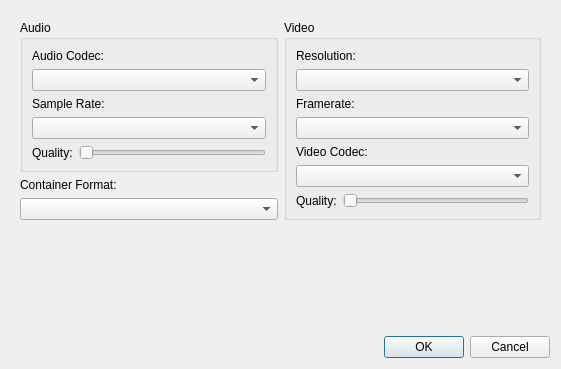
First picture: the form in qtmultimedia/examples/multimediawidgets/camera/videosettings.ui, repository plexinc/qt-fork, before the edit.
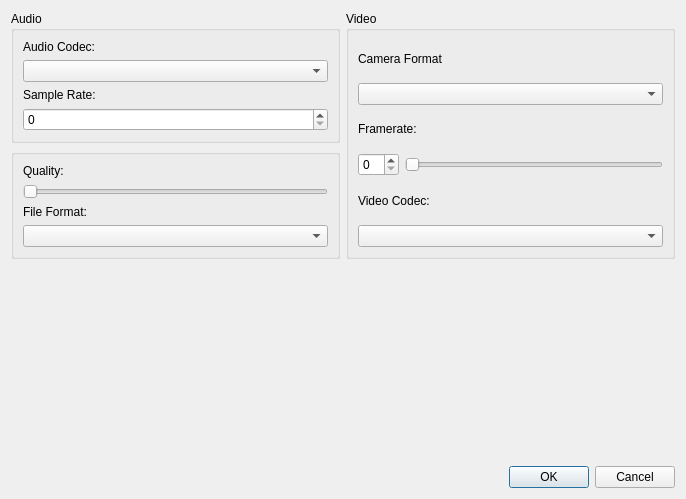
Second picture: the form after the edit.

Patch:
```diff
--- a/qtmultimedia/examples/multimediawidgets/camera/videosettings.ui
+++ b/qtmultimedia/examples/multimediawidgets/camera/videosettings.ui
@@ -6,79 +6,25 @@
    <rect>
     <x>0</x>
     <y>0</y>
-    <width>561</width>
-    <height>369</height>
+    <width>686</width>
+    <height>499</height>
    </rect>
   </property>
   <property name="windowTitle">
    <string>Video Settings</string>
   </property>
-  <layout class="QGridLayout" name="gridLayout_4">
-   <item row="0" column="0">
-    <widget class="QScrollArea" name="scrollArea">
-     <property name="frameShape">
-      <enum>QFrame::NoFrame</enum>
-     </property>
-     <property name="widgetResizable">
-      <bool>true</bool>
-     </property>
-     <widget class="QWidget" name="scrollAreaWidgetContents">
-      <property name="geometry">
-       <rect>
-        <x>0</x>
-        <y>0</y>
-        <width>543</width>
-        <height>250</height>
-       </rect>
-      </property>
       <layout class="QGridLayout" name="gridLayout_3">
-       <item row="0" column="0">
-        <widget class="QGroupBox" name="groupBox">
-         <property name="title">
-          <string>Audio</string>
-         </property>
-         <layout class="QGridLayout" name="gridLayout">
-          <item row="0" column="0" colspan="2">
-           <widget class="QLabel" name="label_2">
-            <property name="text">
-             <string>Audio Codec:</string>
-            </property>
-           </widget>
-          </item>
-          <item row="1" column="0" colspan="2">
-           <widget class="QComboBox" name="audioCodecBox"/>
-          </item>
-          <item row="2" column="0" colspan="2">
-           <widget class="QLabel" name="label_5">
-            <property name="text">
-             <string>Sample Rate:</string>
-            </property>
-           </widget>
-          </item>
-          <item row="3" column="0" colspan="2">
-           <widget class="QComboBox" name="audioSampleRateBox"/>
-          </item>
-          <item row="4" column="0">
-           <widget class="QLabel" name="label_3">
-            <property name="text">
-             <string>Quality:</string>
-            </property>
-           </widget>
-          </item>
           <item row="4" column="1">
-           <widget class="QSlider" name="audioQualitySlider">
-            <property name="maximum">
-             <number>4</number>
-            </property>
+    <widget class="QDialogButtonBox" name="buttonBox">
             <property name="orientation">
              <enum>Qt::Horizontal</enum>
             </property>
-           </widget>
-          </item>
-         </layout>
-        </widget>
-       </item>
-       <item row="0" column="1" rowspan="3">
+     <property name="standardButtons">
+      <set>QDialogButtonBox::Cancel|QDialogButtonBox::Ok</set>
+     </property>
+    </widget>
+   </item>
+   <item row="2" column="1">
         <widget class="QGroupBox" name="groupBox_2">
          <property name="title">
           <string>Video</string>
@@ -87,12 +33,12 @@
           <item row="0" column="0" colspan="2">
            <widget class="QLabel" name="label_8">
             <property name="text">
-             <string>Resolution:</string>
+         <string>Camera Format</string>
             </property>
            </widget>
           </item>
-          <item row="1" column="0" colspan="2">
-           <widget class="QComboBox" name="videoResolutionBox"/>
+      <item row="5" column="0" colspan="2">
+       <widget class="QComboBox" name="videoCodecBox"/>
           </item>
           <item row="2" column="0" colspan="2">
            <widget class="QLabel" name="label_9">
@@ -101,9 +47,6 @@
             </property>
            </widget>
           </item>
-          <item row="3" column="0" colspan="2">
-           <widget class="QComboBox" name="videoFramerateBox"/>
-          </item>
           <item row="4" column="0" colspan="2">
            <widget class="QLabel" name="label_6">
             <property name="text">
@@ -111,18 +54,88 @@
             </property>
            </widget>
           </item>
-          <item row="5" column="0" colspan="2">
-           <widget class="QComboBox" name="videoCodecBox"/>
-          </item>
-          <item row="6" column="0">
-           <widget class="QLabel" name="label_7">
+      <item row="1" column="0" colspan="2">
+       <widget class="QComboBox" name="videoFormatBox"/>
+      </item>
+      <item row="3" column="0" colspan="2">
+       <layout class="QHBoxLayout" name="horizontalLayout">
+        <item>
+         <widget class="QSpinBox" name="fpsSpinBox"/>
+        </item>
+        <item>
+         <widget class="QSlider" name="fpsSlider">
+          <property name="orientation">
+           <enum>Qt::Horizontal</enum>
+          </property>
+         </widget>
+        </item>
+       </layout>
+      </item>
+     </layout>
+    </widget>
+   </item>
+   <item row="2" column="0">
+    <widget class="QWidget" name="widget" native="true">
+     <property name="sizePolicy">
+      <sizepolicy hsizetype="Preferred" vsizetype="Preferred">
+       <horstretch>0</horstretch>
+       <verstretch>0</verstretch>
+      </sizepolicy>
+     </property>
+     <layout class="QVBoxLayout" name="verticalLayout_3">
+      <property name="leftMargin">
+       <number>0</number>
+      </property>
+      <property name="topMargin">
+       <number>0</number>
+      </property>
+      <property name="rightMargin">
+       <number>0</number>
+      </property>
+      <property name="bottomMargin">
+       <number>0</number>
+      </property>
+      <item>
+       <widget class="QGroupBox" name="groupBox_3">
+        <property name="title">
+         <string>Audio</string>
+        </property>
+        <layout class="QVBoxLayout" name="verticalLayout_2">
+         <item>
+          <widget class="QLabel" name="label_2">
+           <property name="text">
+            <string>Audio Codec:</string>
+           </property>
+          </widget>
+         </item>
+         <item>
+          <widget class="QComboBox" name="audioCodecBox"/>
+         </item>
+         <item>
+          <widget class="QLabel" name="label_5">
+           <property name="text">
+            <string>Sample Rate:</string>
+           </property>
+          </widget>
+         </item>
+         <item>
+          <widget class="QSpinBox" name="audioSampleRateBox"/>
+         </item>
+        </layout>
+       </widget>
+      </item>
+      <item>
+       <widget class="QGroupBox" name="groupBox">
+        <layout class="QVBoxLayout" name="verticalLayout">
+         <item>
+          <widget class="QLabel" name="label_3">
             <property name="text">
              <string>Quality:</string>
             </property>
            </widget>
           </item>
-          <item row="6" column="1">
-           <widget class="QSlider" name="videoQualitySlider">
+         <item>
+          <widget class="QSlider" name="qualitySlider">
             <property name="maximum">
              <number>4</number>
             </property>
@@ -131,24 +144,23 @@
             </property>
            </widget>
           </item>
-         </layout>
-        </widget>
-       </item>
-       <item row="1" column="0">
+         <item>
         <widget class="QLabel" name="label_4">
          <property name="text">
-          <string>Container Format:</string>
+            <string>File Format:</string>
          </property>
         </widget>
        </item>
-       <item row="2" column="0">
+         <item>
         <widget class="QComboBox" name="containerFormatBox"/>
        </item>
       </layout>
      </widget>
+      </item>
+     </layout>
     </widget>
    </item>
-   <item row="1" column="0">
+   <item row="3" column="0">
     <spacer name="verticalSpacer">
      <property name="orientation">
       <enum>Qt::Vertical</enum>
@@ -156,21 +168,11 @@
      <property name="sizeHint" stdset="0">
       <size>
        <width>20</width>
-       <height>14</height>
+       <height>40</height>
       </size>
      </property>
     </spacer>
    </item>
-   <item row="2" column="0">
-    <widget class="QDialogButtonBox" name="buttonBox">
-     <property name="orientation">
-      <enum>Qt::Horizontal</enum>
-     </property>
-     <property name="standardButtons">
-      <set>QDialogButtonBox::Cancel|QDialogButtonBox::Ok</set>
-     </property>
-    </widget>
-   </item>
   </layout>
  </widget>
  <resources/>
```
Lines whose indentation alone changed are shown as unchanged.
